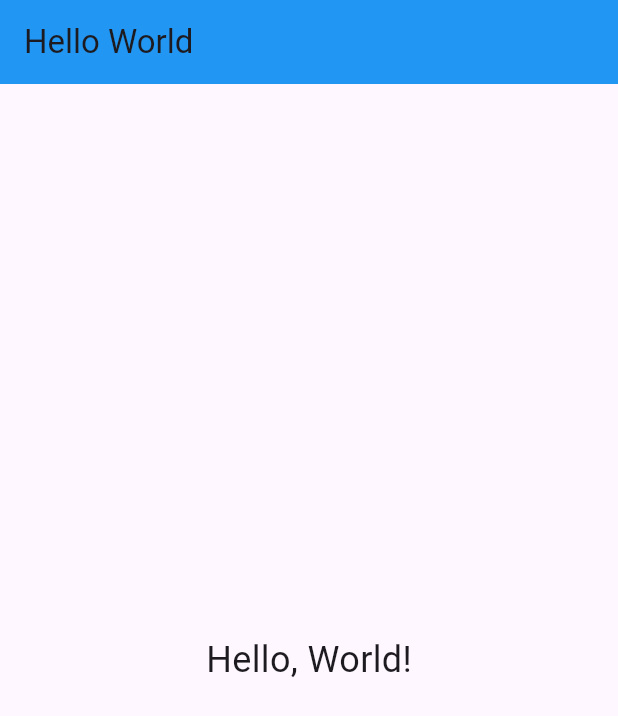
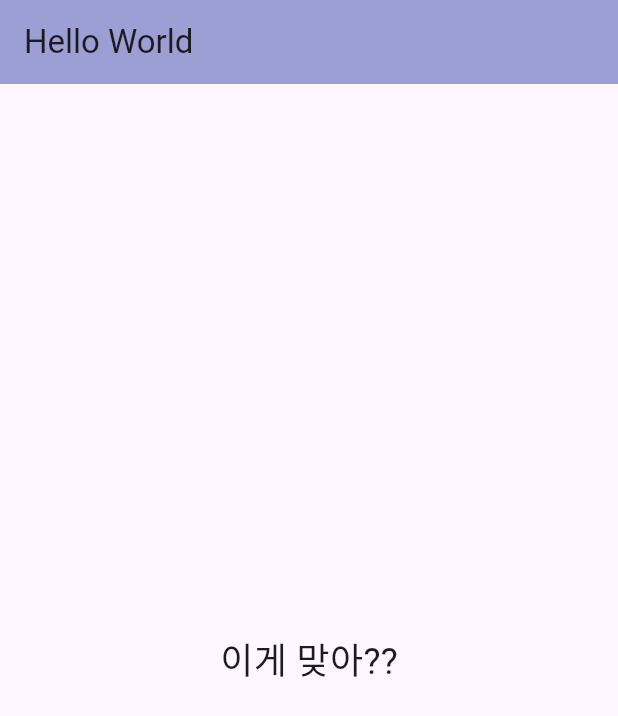
Before and after one commit to Leeyoungsup/flutter_UI_practice, a Flutter app: the screen it shows after launch, on a phone screen of 412 x 824 dp. Shown: the top 716 px of the screen. Run offline on Flutter 3.47's test engine with Material 3 defaults, Android fonts, the phone set to English and light mode, and no system bars.

Commit message:
앱 바 색상 변경 및 본문 텍스트를 한국어로 수정

```diff
--- a/lib/main.dart
+++ b/lib/main.dart
@@ -20,11 +20,11 @@ class MyHomePage extends StatelessWidget {
     return Scaffold(
       appBar: AppBar(
         title: Text('Hello World'),
-        backgroundColor: Colors.blue,
+        backgroundColor: const Color.fromARGB(255, 156, 159, 211),
       ),
       body: Center(
         child: Text(
-          'Hello, World!',
+          '이게 맞아??',
           style: TextStyle(fontSize: 24),
         ),
       ),
```
